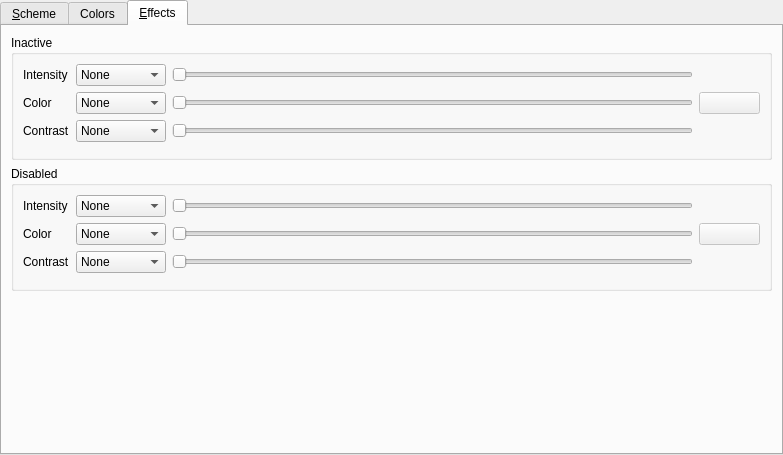
First picture: the form in kcontrol/colors/colorsettings.ui, repository mgottschlag/kwin-tiling, before the edit.
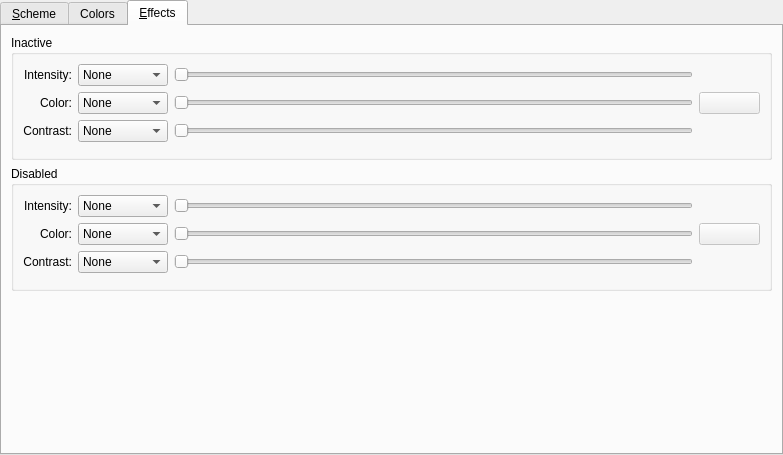
Second picture: the form after the edit. The open tabs and pages were chosen to show the change. Custom widgets are drawn as their Qt base class.

```diff
--- a/kcontrol/colors/colorsettings.ui
+++ b/kcontrol/colors/colorsettings.ui
@@ -563,7 +563,10 @@
           <item row="0" column="0" >
            <widget class="QLabel" name="label" >
             <property name="text" >
-             <string>Intensity</string>
+             <string>Intensity:</string>
+            </property>
+            <property name="alignment" >
+             <set>Qt::AlignRight|Qt::AlignTrailing|Qt::AlignVCenter</set>
             </property>
            </widget>
           </item>
@@ -632,7 +635,10 @@
           <item row="1" column="0" >
            <widget class="QLabel" name="label_2" >
             <property name="text" >
-             <string>Color</string>
+             <string>Color:</string>
+            </property>
+            <property name="alignment" >
+             <set>Qt::AlignRight|Qt::AlignTrailing|Qt::AlignVCenter</set>
             </property>
            </widget>
           </item>
@@ -695,7 +701,10 @@
           <item row="2" column="0" >
            <widget class="QLabel" name="label_3" >
             <property name="text" >
-             <string>Contrast</string>
+             <string>Contrast:</string>
+            </property>
+            <property name="alignment" >
+             <set>Qt::AlignRight|Qt::AlignTrailing|Qt::AlignVCenter</set>
             </property>
            </widget>
           </item>
@@ -778,7 +787,10 @@
           <item row="0" column="0" >
            <widget class="QLabel" name="label_5" >
             <property name="text" >
-             <string>Intensity</string>
+             <string>Intensity:</string>
+            </property>
+            <property name="alignment" >
+             <set>Qt::AlignRight|Qt::AlignTrailing|Qt::AlignVCenter</set>
             </property>
            </widget>
           </item>
@@ -847,7 +859,10 @@
           <item row="1" column="0" >
            <widget class="QLabel" name="label_4" >
             <property name="text" >
-             <string>Color</string>
+             <string>Color:</string>
+            </property>
+            <property name="alignment" >
+             <set>Qt::AlignRight|Qt::AlignTrailing|Qt::AlignVCenter</set>
             </property>
            </widget>
           </item>
@@ -910,7 +925,10 @@
           <item row="2" column="0" >
            <widget class="QLabel" name="label_6" >
             <property name="text" >
-             <string>Contrast</string>
+             <string>Contrast:</string>
+            </property>
+            <property name="alignment" >
+             <set>Qt::AlignRight|Qt::AlignTrailing|Qt::AlignVCenter</set>
             </property>
            </widget>
           </item>
```
